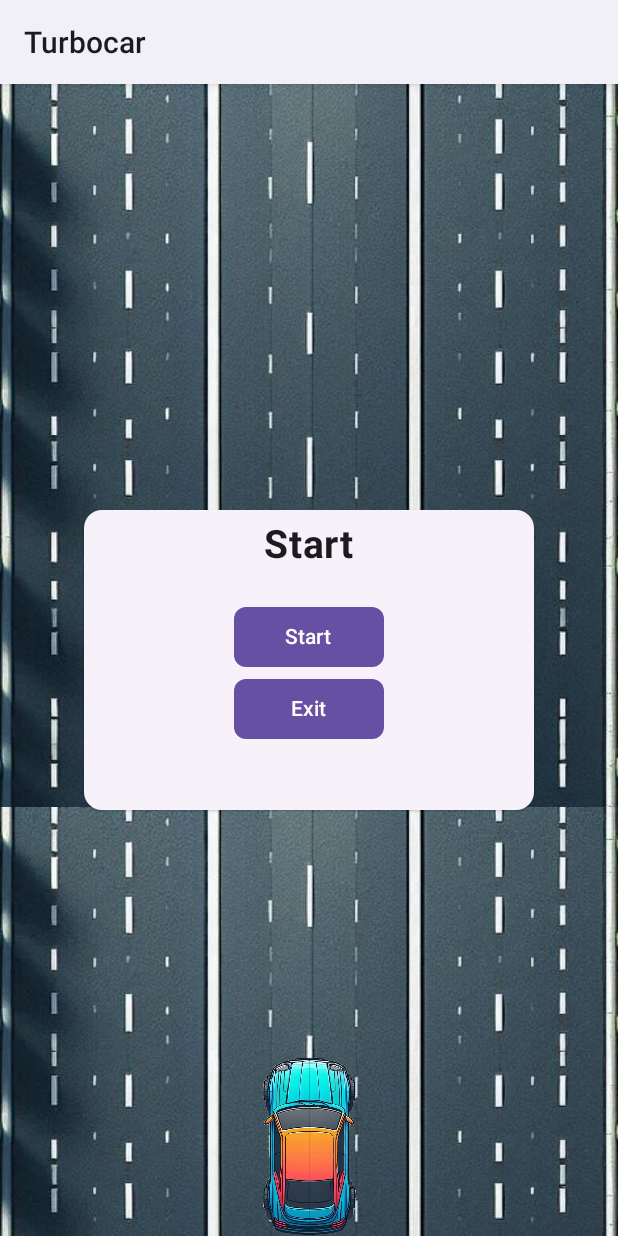
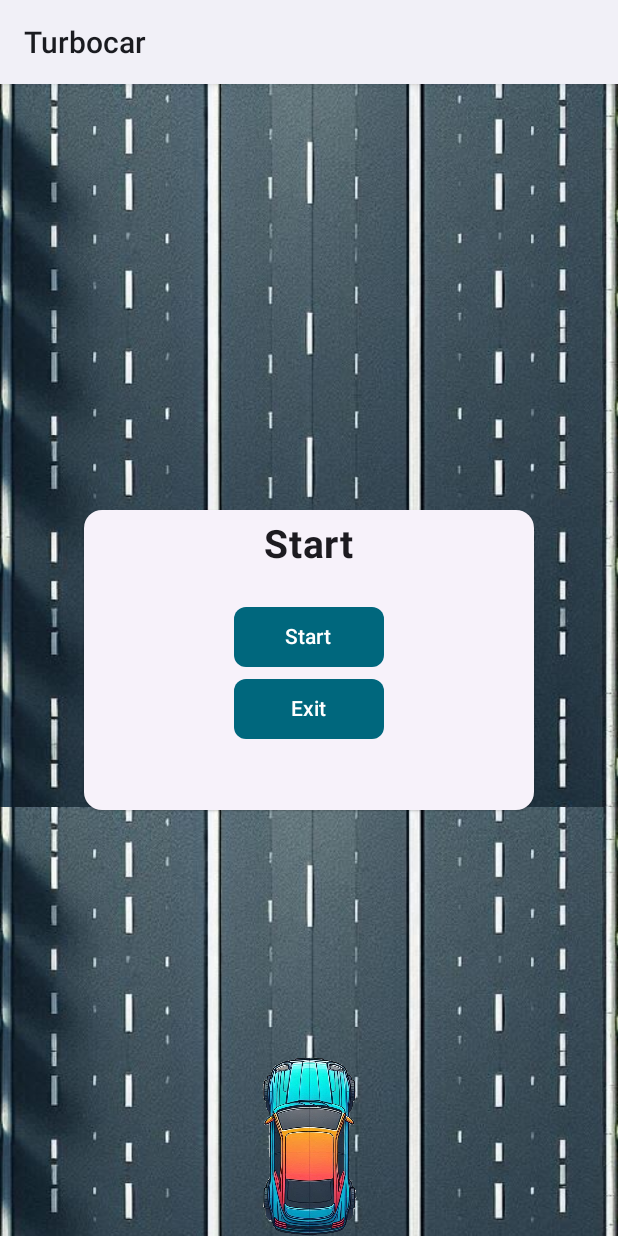
Before and after one commit to ymatinfard/TurboCar, an Android app built with Jetpack Compose: the screen it shows after launch (MainActivity), on a phone screen of 412 x 824 dp. Run offline under Robolectric (Android 15) with nearby library versions, the phone set to English and light mode, and no system bars.

Commit message:
Add new color

```diff
--- a/app/src/main/java/com/matin/turbocar/ui/theme/Color.kt
+++ b/app/src/main/java/com/matin/turbocar/ui/theme/Color.kt
@@ -2,10 +2,29 @@ package com.matin.turbocar.ui.theme
 
 import androidx.compose.ui.graphics.Color
 
-val Purple80 = Color(0xFFD0BCFF)
-val PurpleGrey80 = Color(0xFFCCC2DC)
-val Pink80 = Color(0xFFEFB8C8)
+val primaryLight = Color(0xFF00677D)
+val onPrimaryLight = Color(0xFFFFFFFF)
+val primaryContainerLight = Color(0xFFB2EBFF)
+val onPrimaryContainerLight = Color(0xFF001F27)
+val secondaryLight = Color(0xFF4B626A)
+val onSecondaryLight = Color(0xFFFFFFFF)
+val secondaryContainerLight = Color(0xFFCEE6F0)
+val onSecondaryContainerLight = Color(0xFF061E25)
+val tertiaryLight = Color(0xFF904A47)
+val onTertiaryLight = Color(0xFFFFFFFF)
+val tertiaryContainerLight = Color(0xFFFFDAD7)
+val onTertiaryContainerLight = Color(0xFF3B0809)
+val backgroundLight = Color(0xFFF5FAFD)
 
-val Purple40 = Color(0xFF6650a4)
-val PurpleGrey40 = Color(0xFF625b71)
-val Pink40 = Color(0xFF7D5260)
+val primaryDark = Color(0xFF86D1E9)
+val onPrimaryDark = Color(0xFF003642)
+val primaryContainerDark = Color(0xFF004E5E)
+val onPrimaryContainerDark = Color(0xFFB2EBFF)
+val secondaryDark = Color(0xFFB3CAD3)
+val onSecondaryDark = Color(0xFF1D343B)
+val secondaryContainerDark = Color(0xFF344A52)
+val onSecondaryContainerDark = Color(0xFFCEE6F0)
+val tertiaryDark = Color(0xFFFFB3AE)
+val onTertiaryDark = Color(0xFF571D1C)
+val tertiaryContainerDark = Color(0xFF733331)
+val onTertiaryContainerDark = Color(0xFFFFDAD7)
--- a/app/src/main/java/com/matin/turbocar/ui/theme/Theme.kt
+++ b/app/src/main/java/com/matin/turbocar/ui/theme/Theme.kt
@@ -1,8 +1,6 @@
 package com.matin.turbocar.ui.theme
 
-import android.app.Activity
 import android.os.Build
-import androidx.compose.foundation.isSystemInDarkTheme
 import androidx.compose.material3.MaterialTheme
 import androidx.compose.material3.darkColorScheme
 import androidx.compose.material3.dynamicDarkColorScheme
@@ -12,27 +10,33 @@ import androidx.compose.runtime.Composable
 import androidx.compose.ui.platform.LocalContext
 
 private val DarkColorScheme = darkColorScheme(
-    primary = Purple80,
-    secondary = PurpleGrey80,
-    tertiary = Pink80,
-    surfaceContainer = PurpleGrey80
+    primary = primaryDark,
+    onPrimary = onPrimaryDark,
+    primaryContainer = primaryContainerDark,
+    onPrimaryContainer = onPrimaryContainerDark,
+    secondary = secondaryDark,
+    onSecondary = onSecondaryDark,
+    secondaryContainer = secondaryContainerDark,
+    onSecondaryContainer = onSecondaryContainerDark,
+    tertiary = tertiaryDark,
+    onTertiary = onTertiaryDark,
+    tertiaryContainer = tertiaryContainerDark,
+    onTertiaryContainer = onTertiaryContainerDark,
 )
 
 private val LightColorScheme = lightColorScheme(
-    primary = Purple40,
-    secondary = PurpleGrey40,
-    tertiary = Pink40,
-    surfaceContainer = PurpleGrey80
-
-    /* Other default colors to override
-    background = Color(0xFFFFFBFE),
-    surface = Color(0xFFFFFBFE),
-    onPrimary = Color.White,
-    onSecondary = Color.White,
-    onTertiary = Color.White,
-    onBackground = Color(0xFF1C1B1F),
-    onSurface = Color(0xFF1C1B1F),
-    */
+    primary = primaryLight,
+    onPrimary = onPrimaryLight,
+    primaryContainer = primaryContainerLight,
+    onPrimaryContainer = onPrimaryContainerLight,
+    secondary = secondaryLight,
+    onSecondary = onSecondaryLight,
+    secondaryContainer = secondaryContainerLight,
+    onSecondaryContainer = onSecondaryContainerLight,
+    tertiary = tertiaryLight,
+    onTertiary = onTertiaryLight,
+    tertiaryContainer = tertiaryContainerLight,
+    onTertiaryContainer = onTertiaryContainerLight,
 )
 
 @Composable
```
